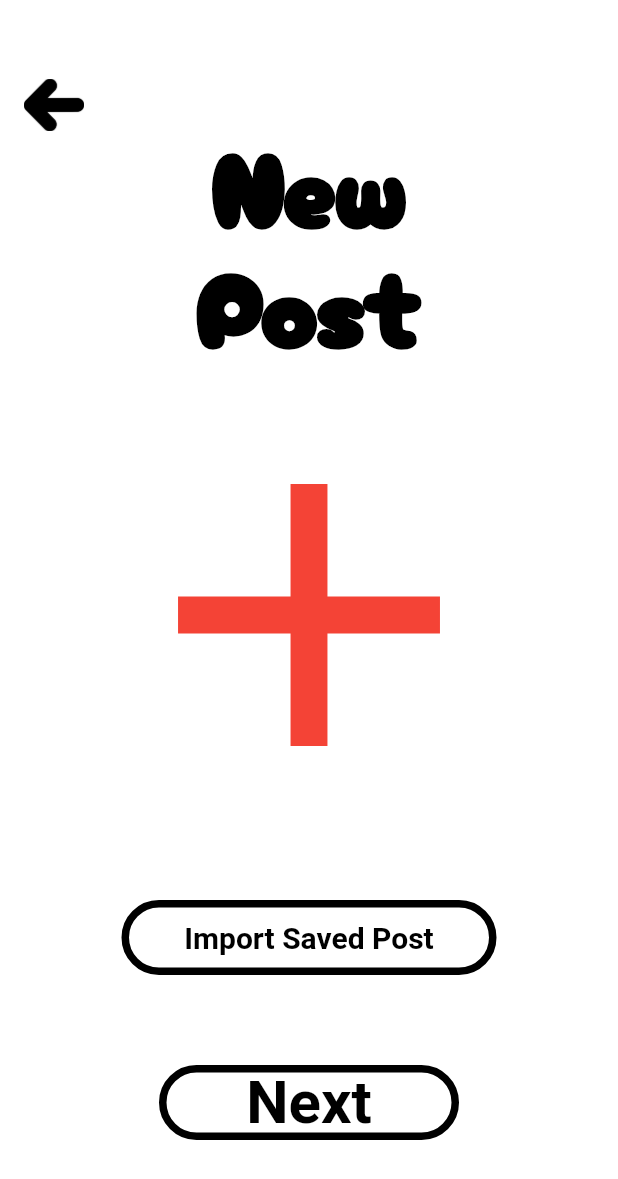
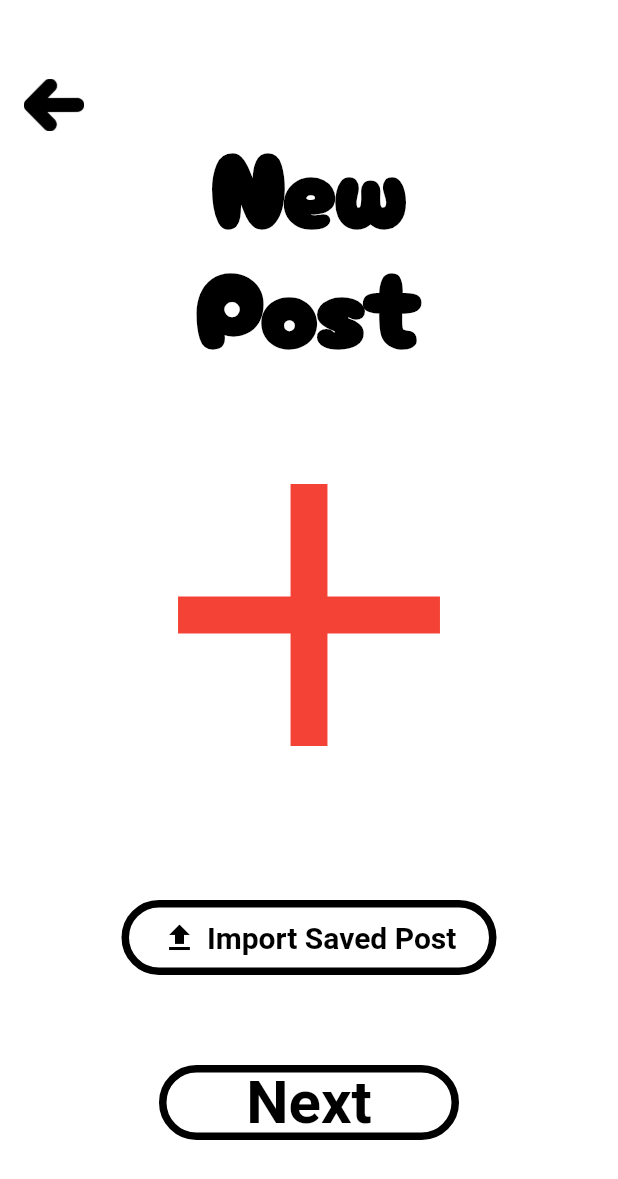
Before and after one commit to LionelQuintanilla/CECS_491A_Senior_Project, a Flutter app: the CreatePost screen opened directly, on a phone screen of 412 x 824 dp. Shown: the top 1179 px of the screen. Run offline on Flutter 3.47's test engine with Material 2 defaults, Android fonts, the light colour scheme and no system bars; our stand-ins replace firebase_auth, firebase_core, lottie; missing offline and left inert: flutter_overlay_loader; accounts and stored records are empty.

Commit message:
Create_Post
added better texts

```diff
--- a/firebasetest/lib/screens/create_post.dart
+++ b/firebasetest/lib/screens/create_post.dart
@@ -95,19 +95,25 @@ class _CreatePost extends State<CreatePost>{
                         child: SizedBox(
                           width: 250,
                           height: 50,
-                          child: OutlinedButton(
-                            onPressed: () async{
-
-                            },
-                            child: const Text('Import Saved Post'),
+                          child: OutlinedButton.icon(
+                            onPressed: () => Navigator.pushNamed(context, CreatePost.id),
+                            icon: const Icon(
+                              Icons.upload,
+                              size: 24.0,
+                            ),
+                            label: const Text('Import Saved Post'),
                             style: OutlinedButton.styleFrom(
-                              minimumSize: const Size.fromHeight(75),
+                              //Button size in order to take up the whole screen
+                              minimumSize: const Size.fromHeight(100),
                               shape: const StadiumBorder(),
+                              //colors
                               backgroundColor: Colors.white,
                               foregroundColor: Colors.black,
+                              //width of the border for our button
                               side: const BorderSide(width: 5.0, color: Colors.black),
+                              //centers text
                               alignment: Alignment.center,
-                              textStyle: const TextStyle( fontWeight: FontWeight.bold, fontSize: 20.0),
+                              textStyle: const TextStyle(fontWeight: FontWeight.bold,fontSize: 20.0),
                             ),
                           ),
                         ),
```
